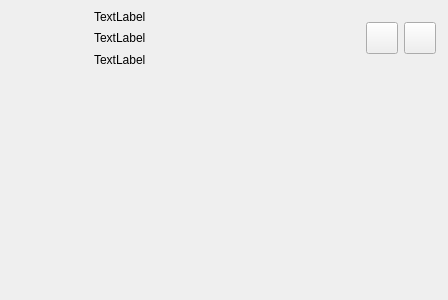
Old version of the form ui/listview.ui in the repository WarpshotCoH/sunrise-launcher.
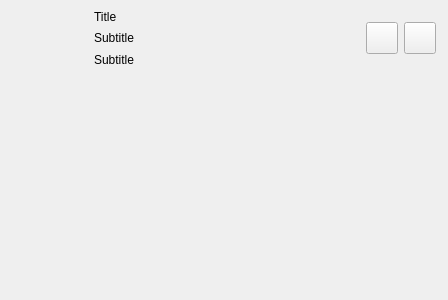
New version of the form. Icons and pictures are not drawn.

Commit message: Changed listview title/subtitle defaults to be a little nicer when nothing is selected

The edit to the form file:
```diff
--- a/ui/listview.ui
+++ b/ui/listview.ui
@@ -179,21 +179,21 @@
            <item>
             <widget class="QLabel" name="detailsName">
              <property name="text">
-              <string>TextLabel</string>
+              <string>Title</string>
              </property>
             </widget>
            </item>
            <item>
             <widget class="QLabel" name="detailsSubname1">
              <property name="text">
-              <string>TextLabel</string>
+              <string>Subtitle</string>
              </property>
             </widget>
            </item>
            <item>
             <widget class="QLabel" name="detailsSubname2">
              <property name="text">
-              <string>TextLabel</string>
+              <string>Subtitle</string>
              </property>
             </widget>
            </item>
```
